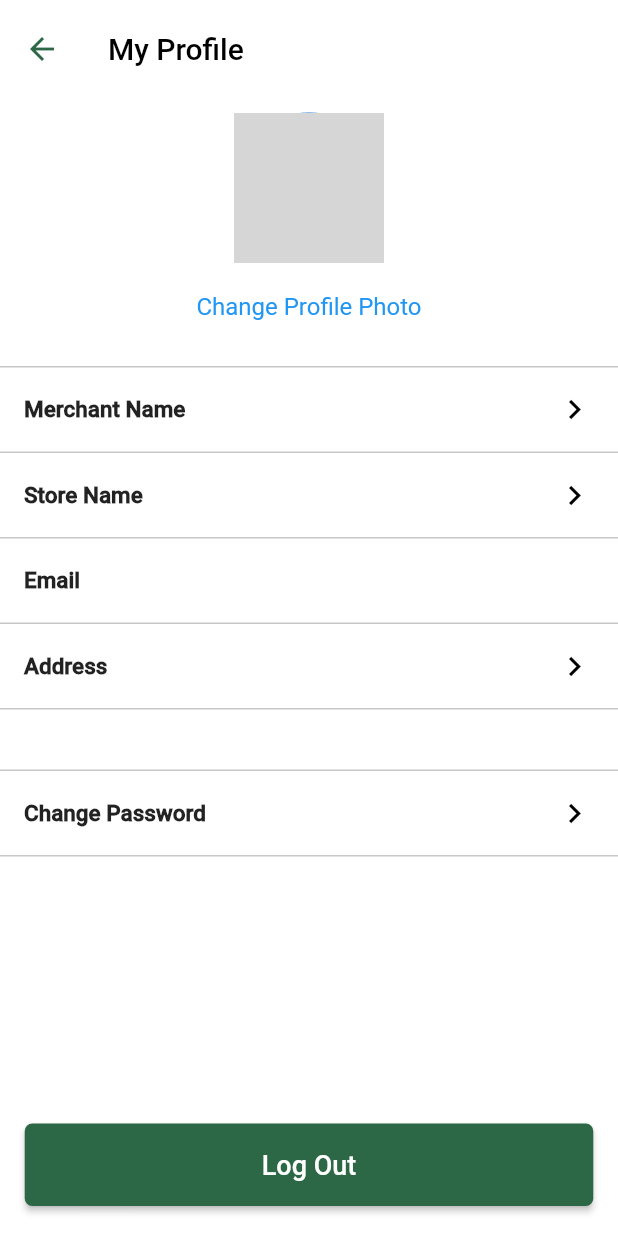
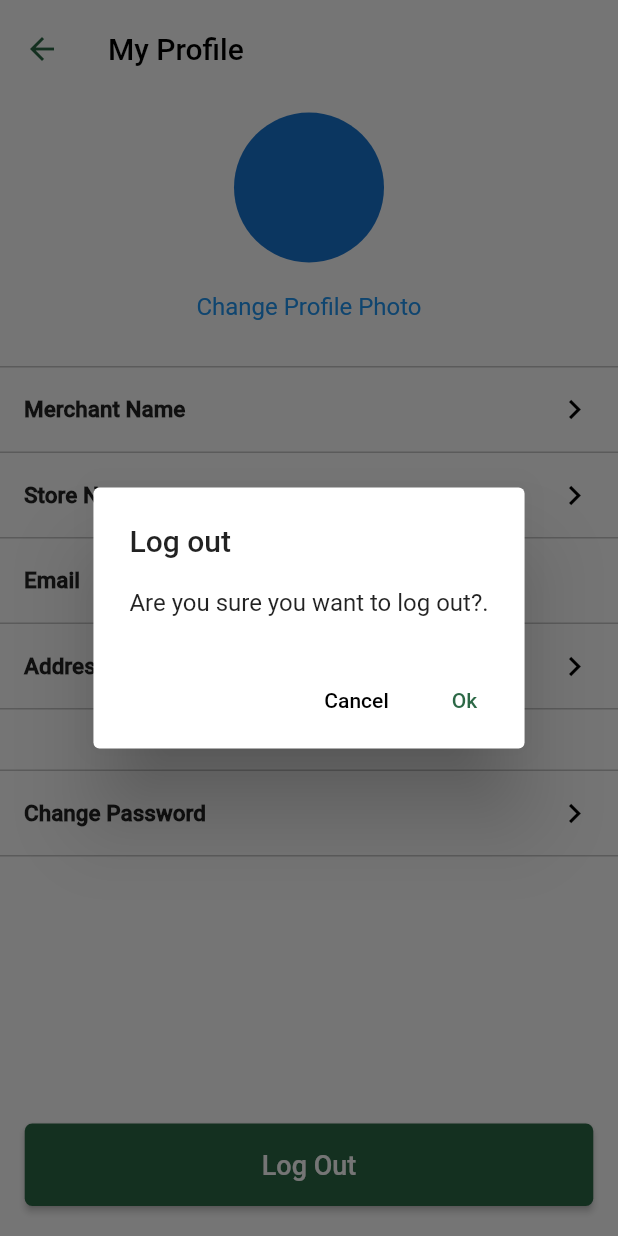
Before and after one commit to Ks1220/flutter_grocery, a Flutter app: the ProfilePage screen opened directly with empty values, after a tap on "Log Out", on a phone screen of 412 x 824 dp. Run offline on Flutter 3.47's test engine with Material 2 defaults, Android fonts, the phone set to English and light mode, and no system bars; our stand-ins replace cloud_firestore, dotted_border, firebase_auth, firebase_core, firebase_storage, flash and 2 more; missing offline and left inert: alphabet_scroll_view; accounts and stored records are empty; network calls fail; grey boxes are pictures that could not be loaded.

```diff
--- a/lib/ProfilePage.dart
+++ b/lib/ProfilePage.dart
@@ -1,8 +1,10 @@
 import 'package:cloud_firestore/cloud_firestore.dart';
 import 'package:firebase_auth/firebase_auth.dart';
 import 'package:firebase_storage/firebase_storage.dart';
-import 'package:flutter_hooks/flutter_hooks.dart';
+import 'package:flash/flash.dart';
 import 'package:flutter/material.dart';
+
+import 'Start.dart';
 
 class ProfilePage extends StatefulWidget {
   final User? currentUser;
@@ -33,6 +35,80 @@ class _ProfilePageState extends State<ProfilePage> {
     return qn.data();
   }
 
+  showLogOutDialog() async {
+    return showDialog(
+      context: context,
+      barrierDismissible: false,
+      builder: (BuildContext context) {
+        return AlertDialog(
+          title: const Text('Log out'),
+          content: SingleChildScrollView(
+            child: ListBody(
+              children: const <Widget>[
+                Text('Are you sure you want to log out?.'),
+              ],
+            ),
+          ),
+          actions: <Widget>[
+            TextButton(
+              child: const Text(
+                'Cancel',
+                style: TextStyle(color: Colors.black),
+              ),
+              onPressed: () {
+                Navigator.of(context).pop();
+              },
+            ),
+            TextButton(
+              child: const Text(
+                'Ok',
+                style: TextStyle(color: Color(0xff2C6846)),
+              ),
+              onPressed: () async {
+                try {
+                  await FirebaseAuth.instance.signOut().then((value) async => {
+                        showFlash(
+                          context: context,
+                          duration: const Duration(seconds: 3),
+                          builder: (context, controller) {
+                            return Flash.bar(
+                              controller: controller,
+                              backgroundColor: Colors.green,
+                              position: FlashPosition.top,
+                              child: Padding(
+                                padding: const EdgeInsets.fromLTRB(
+                                    80.0, 20.0, 80.0, 20.0),
+                                child: Text(
+                                  "Log Out Successfully",
+                                  style: const TextStyle(
+                                    color: Colors.white,
+                                    fontSize: 16,
+                                  ),
+                                ),
+                              ),
+                            );
+                          },
+                        ),
+                        Future.delayed(const Duration(seconds: 2), () {
+                          Navigator.of(context).pop();
+                        }).then((value) => {
+                              Navigator.of(context).pushAndRemoveUntil(
+                                  MaterialPageRoute(
+                                      builder: (context) => Start()),
+                                  (Route<dynamic> route) => false)
+                            })
+                      });
+                } catch (e) {
+                  print("Error: $e");
+                }
+              },
+            ),
+          ],
+        );
+      },
+    );
+  }
+
   @override
   Widget build(BuildContext context) {
     final isKeyboard = MediaQuery.of(context).viewInsets.bottom != 0;
@@ -60,8 +136,18 @@ class _ProfilePageState extends State<ProfilePage> {
               builder: (BuildContext context, snapshot) {
                 if (snapshot.hasData) {
                   if (snapshot.connectionState == ConnectionState.waiting) {
-                    return Center(
-                      child: CircularProgressIndicator(),
+                    return Container(
+                      height: MediaQuery.of(context).size.width,
+                      child: Align(
+                        alignment: Alignment.center,
+                        child: Column(
+                          crossAxisAlignment: CrossAxisAlignment.center,
+                          mainAxisAlignment: MainAxisAlignment.center,
+                          children: [
+                            CircularProgressIndicator(),
+                          ],
+                        ),
+                      ),
                     );
                   } else {
                     return Column(// here only return is missing
@@ -292,7 +378,9 @@ class _ProfilePageState extends State<ProfilePage> {
                         shape: RoundedRectangleBorder(
                           borderRadius: new BorderRadius.circular(5.0),
                         ),
-                        onPressed: () {},
+                        onPressed: () {
+                          showLogOutDialog();
+                        },
                         child: Text('Log Out',
                             style: TextStyle(
                                 color: Colors.white,
```
